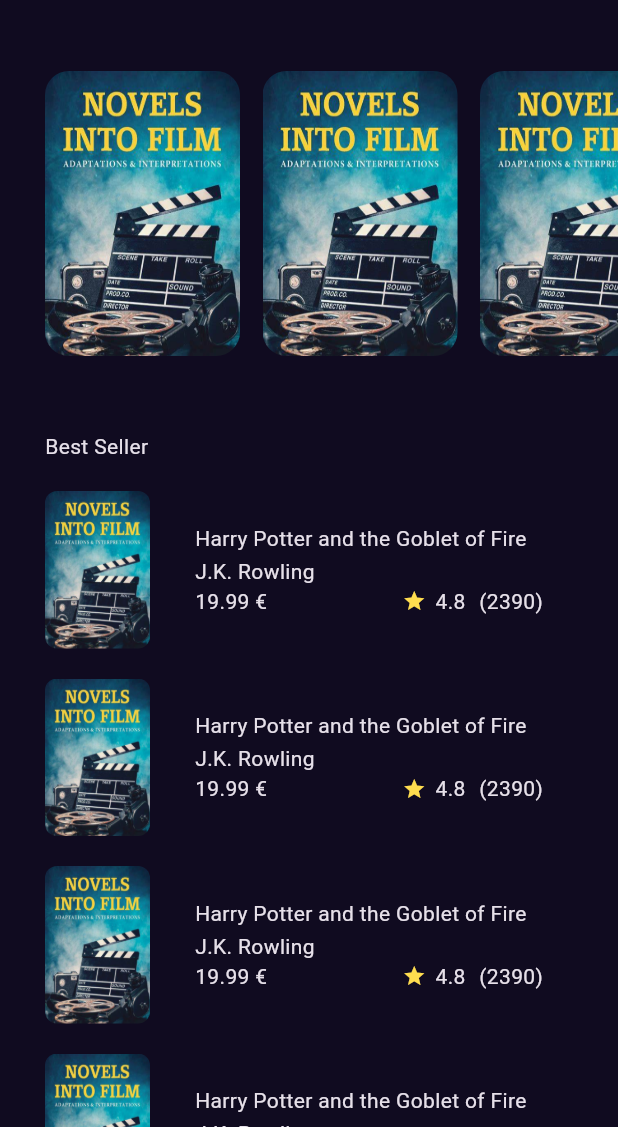
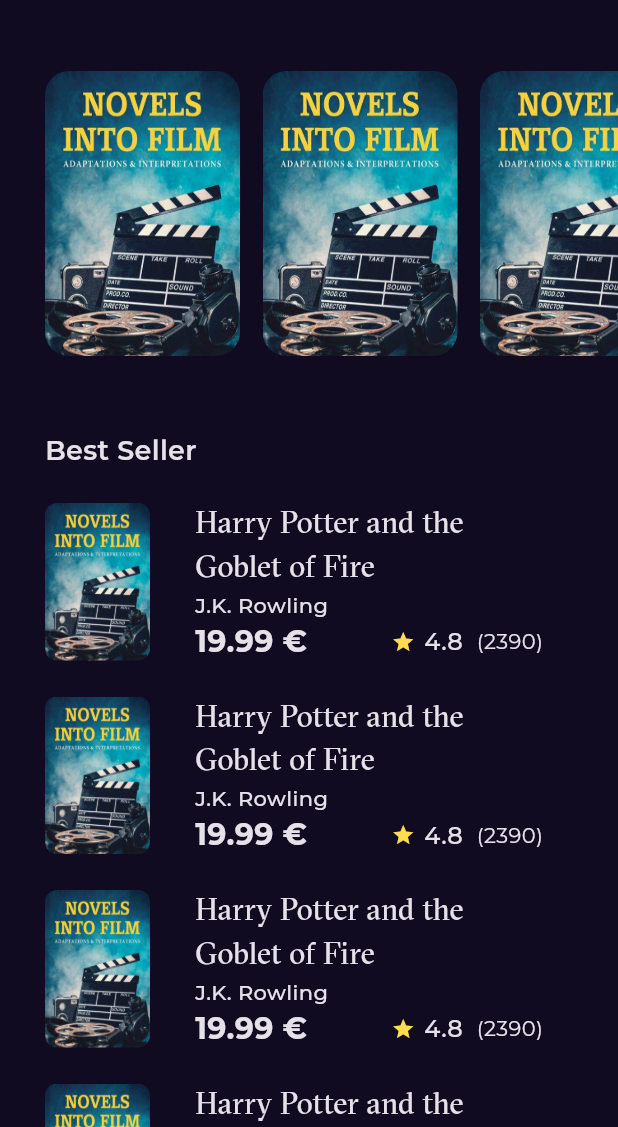
Before and after one commit to AhmedGhazala2000/Bookly-App, a Flutter app: the screen it shows after launch, on a phone screen of 412 x 824 dp, the part 109-1236 px from its top. Run offline on Flutter 3.47's test engine with Material 3 defaults, Android fonts, the light colour scheme and no system bars; our stand-ins replace font_awesome_flutter, get; project files that could hold a hidden picture were left out.

Commit message:
Add styles and font family

```diff
--- a/lib/features/home/presentation/views/widgets/best_seller_item.dart
+++ b/lib/features/home/presentation/views/widgets/best_seller_item.dart
@@ -34,14 +34,32 @@
               Text(
                 'Harry Potter and the Goblet of Fire',
                 maxLines: 2,
+                style: TextStyle(
+                  fontSize: 20,
+                  fontFamily: 'GT Sectra Fine',
+                ),
               ),
               SizedBox(
                 height: 2,
               ),
-              Text('J.K. Rowling'),
+              Text(
+                'J.K. Rowling',
+                style: TextStyle(
+                  fontSize: 14,
+                  fontWeight: FontWeight.w500,
+                  fontFamily: 'Montserrat',
+                ),
+              ),
               Row(
                 children: [
-                  Text('19.99 €'),
+                  Text(
+                    '19.99 €',
+                    style: TextStyle(
+                      fontSize: 20,
+                      fontWeight: FontWeight.bold,
+                      fontFamily: 'Montserrat',
+                    ),
+                  ),
                   Spacer(),
                   CustomRating(),
                 ],
--- a/lib/features/home/presentation/views/widgets/custom_rating.dart
+++ b/lib/features/home/presentation/views/widgets/custom_rating.dart
@@ -15,11 +15,24 @@
         SizedBox(
           width: 6,
         ),
-        Text('4.8'),
+        Text(
+          '4.8',
+          style: TextStyle(
+            fontSize: 16,
+            fontWeight: FontWeight.w500,
+            fontFamily: 'Montserrat',
+          ),
+        ),
         SizedBox(
           width: 9,
         ),
-        Text('(2390)'),
+        Text(
+          '(2390)',
+          style: TextStyle(
+            fontSize: 14,
+            fontFamily: 'Montserrat',
+          ),
+        ),
       ],
     );
   }
--- a/lib/features/home/presentation/views/widgets/home_view_body.dart
+++ b/lib/features/home/presentation/views/widgets/home_view_body.dart
@@ -19,6 +19,11 @@
               padding: EdgeInsets.only(top: 50, left: 30, bottom: 20),
               child: Text(
                 'Best Seller',
+                style: TextStyle(
+                  fontSize: 18,
+                  fontWeight: FontWeight.w600,
+                  fontFamily: 'Montserrat'
+                ),
               ),
             ),
           ),
```
Also changed, not shown: pubspec.yaml (+7 -11 lines), assets/fonts/GT Sectra Fine Regular.ttf (added), assets/fonts/Montserrat-Regular.ttf (added).
